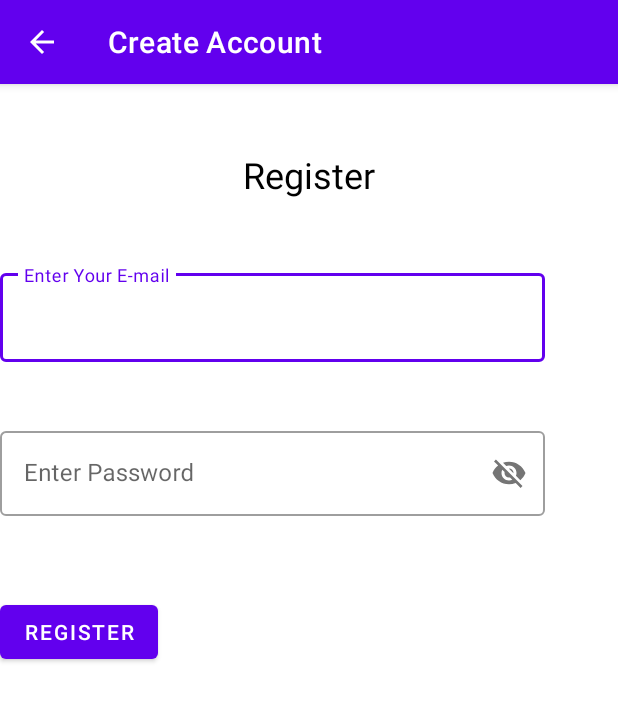
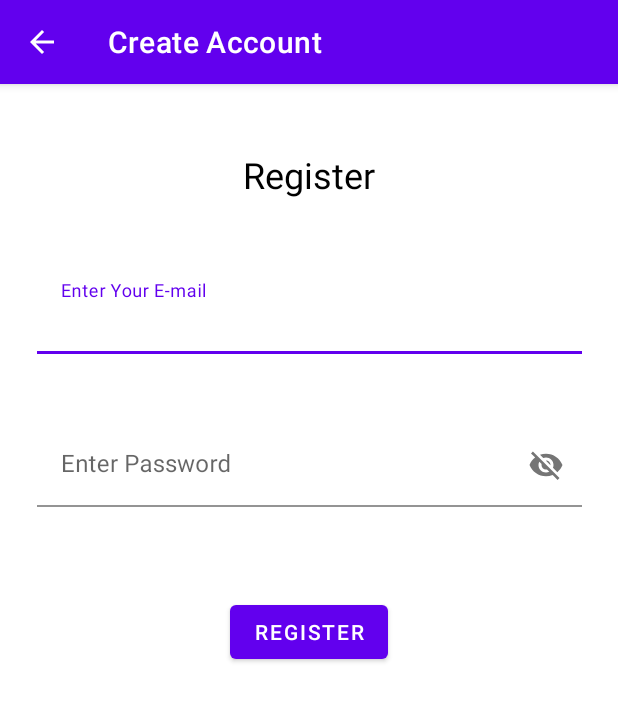
Before and after one commit to Sithum-Ravishka/CodeBlack_MAD_Project, an Android app: the RegistrationPage screen opened directly, with no data from a screen before it, on a phone screen of 412 x 824 dp. Shown: the top 701 px of the screen. Run offline under Robolectric (Android 15) with nearby library versions, the phone set to English and light mode, and no system bars; our stand-ins replace Firebase (no records; nobody signed in at launch, a user with empty details on screens opened directly).

```diff
--- a/app/src/main/res/layout/activity_registration_page.xml
+++ b/app/src/main/res/layout/activity_registration_page.xml
@@ -1,5 +1,5 @@
 <?xml version="1.0" encoding="utf-8"?>
-<RelativeLayout xmlns:android="http://schemas.android.com/apk/res/android"
+<androidx.constraintlayout.widget.ConstraintLayout xmlns:android="http://schemas.android.com/apk/res/android"
     xmlns:app="http://schemas.android.com/apk/res-auto"
     xmlns:tools="http://schemas.android.com/tools"
     android:id="@+id/relativeLayout"
@@ -22,16 +22,13 @@
 
     <com.google.android.material.textfield.TextInputLayout
         android:id="@+id/textInputLayout2"
-        style="@style/Widget.MaterialComponents.TextInputLayout.OutlinedBox"
         android:layout_width="363dp"
         android:layout_height="69dp"
         android:layout_marginTop="44dp"
         app:boxBackgroundColor="#FFFFFF"
         app:layout_constraintEnd_toEndOf="parent"
         app:layout_constraintStart_toStartOf="parent"
-        app:layout_constraintTop_toBottomOf="@+id/textView12"
-        android:layout_below="@id/textView12">
-
+        app:layout_constraintTop_toBottomOf="@+id/textView12">
 
 
         <com.google.android.material.textfield.TextInputEditText
@@ -45,7 +42,6 @@
 
     <com.google.android.material.textfield.TextInputLayout
         android:id="@+id/textInputLayout3"
-        style="@style/Widget.MaterialComponents.TextInputLayout.OutlinedBox"
         android:layout_width="363dp"
         android:layout_height="69dp"
         android:layout_marginTop="36dp"
@@ -53,8 +49,7 @@
         app:layout_constraintEnd_toEndOf="parent"
         app:layout_constraintStart_toStartOf="parent"
         app:layout_constraintTop_toBottomOf="@+id/textInputLayout2"
-        app:passwordToggleEnabled="true"
-        android:layout_below="@id/textInputLayout2">
+        app:passwordToggleEnabled="true">
 
         <com.google.android.material.textfield.TextInputEditText
             android:id="@+id/passwordReg"
@@ -67,7 +62,6 @@
         android:id="@+id/registerBtn"
         android:layout_width="wrap_content"
         android:layout_height="wrap_content"
-        android:layout_below="@id/textInputLayout3"
         android:layout_marginTop="46dp"
         android:text="@string/regBtn"
         app:layout_constraintEnd_toEndOf="parent"
@@ -75,4 +69,4 @@
         app:layout_constraintTop_toBottomOf="@+id/textInputLayout3" />
 
 
-</RelativeLayout>
+</androidx.constraintlayout.widget.ConstraintLayout>
```
